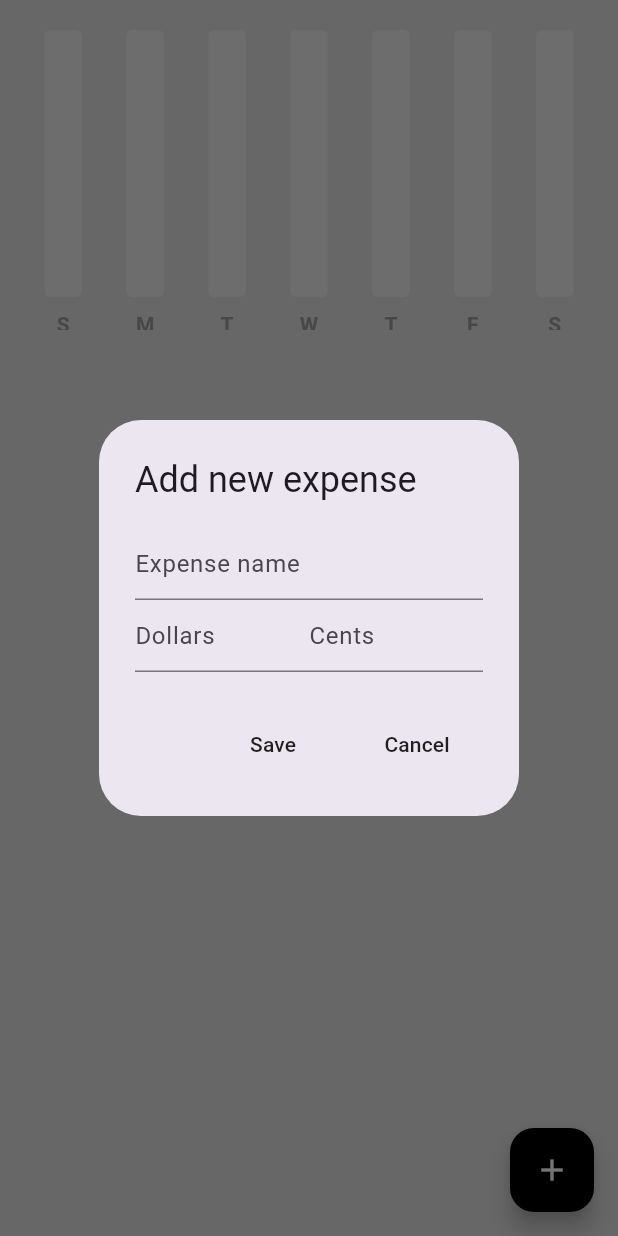
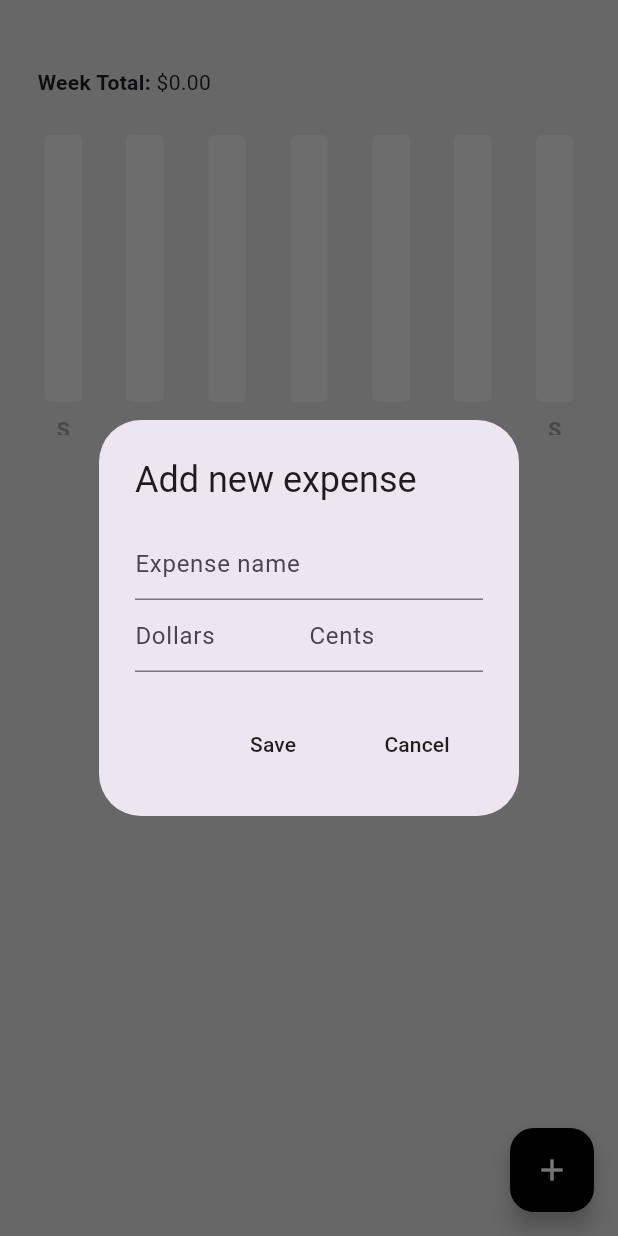
Before and after one commit to iabouti/lunar_ledger, a Flutter app: the screen it shows after launch, after a tap on the "add" icon, on a phone screen of 412 x 824 dp. Run offline on Flutter 3.47's test engine with Material 3 defaults, Android fonts, the light colour scheme and no system bars; drawn by our look-alikes of fl_chart; our stand-ins replace flutter_slidable, hive, hive_flutter; accounts and stored records are empty.

Commit message:
Final Touches

```diff
--- a/lib/components/expense_summary.dart
+++ b/lib/components/expense_summary.dart
@@ -10,6 +10,67 @@ class ExpenseSummary extends StatelessWidget {
     super.key,
     required this.startOfWeek,
   });
+
+  // calculate max amount in bar graph
+  double calculateMax(
+    ExpenseData value,
+    String sunday,
+    String monday,
+    String tuesday,
+    String wednesday,
+    String thursday,
+    String friday,
+    String saturday,
+  ) {
+    double? max = 100;
+
+    List<double> values = [
+      value.calculateDailyExpenseSummary()[sunday] ?? 0,
+      value.calculateDailyExpenseSummary()[monday] ?? 0,
+      value.calculateDailyExpenseSummary()[tuesday] ?? 0,
+      value.calculateDailyExpenseSummary()[wednesday] ?? 0,
+      value.calculateDailyExpenseSummary()[thursday] ?? 0,
+      value.calculateDailyExpenseSummary()[friday] ?? 0,
+      value.calculateDailyExpenseSummary()[saturday] ?? 0,
+    ];
+
+    // sort from smallest to largest
+    values.sort();
+    // get largest amount(at the end of the sorted list)
+    // and increase the cap slightly so the graph almost
+    // looks full.
+    max = values.last * 1.1;
+
+    return max == 0 ? 100 : max;
+  }
+
+  // calculate the week total
+  String calculateWeekTotal(
+    ExpenseData value,
+    String sunday,
+    String monday,
+    String tuesday,
+    String wednesday,
+    String thursday,
+    String friday,
+    String saturday,
+  ) {
+    List<double> values = [
+      value.calculateDailyExpenseSummary()[sunday] ?? 0,
+      value.calculateDailyExpenseSummary()[monday] ?? 0,
+      value.calculateDailyExpenseSummary()[tuesday] ?? 0,
+      value.calculateDailyExpenseSummary()[wednesday] ?? 0,
+      value.calculateDailyExpenseSummary()[thursday] ?? 0,
+      value.calculateDailyExpenseSummary()[friday] ?? 0,
+      value.calculateDailyExpenseSummary()[saturday] ?? 0,
+    ];
+
+    double total = 0;
+    for (int i = 0; i < values.length; i++) {
+      total += values[i];
+    }
+    return total.toStringAsFixed(2);
+  }
 
   @override
   Widget build(BuildContext context) {
@@ -30,10 +91,29 @@ class ExpenseSummary extends StatelessWidget {
         convertDateTimeToString(startOfWeek.add(const Duration(days: 6)));
 
     return Consumer<ExpenseData>(
-      builder: (context, value, child) => SizedBox(
+      builder: (context, value, child) => Column(
+        children: [
+          // week total
+          Padding(
+            padding: const EdgeInsets.all(25.0),
+            child: Row(
+              children: [
+                const Text(
+                  'Week Total: ',
+                  style: TextStyle(fontWeight: FontWeight.bold),
+                ),
+                Text(
+                    '\$${calculateWeekTotal(value, sunday, monday, tuesday, wednesday, thursday, friday, saturday)}'),
+              ],
+            ),
+          ),
+
+          // bar graph
+          SizedBox(
             height: 200,
             child: MyBarGraph(
-          maxY: 100,
+              maxY: calculateMax(value, sunday, monday, tuesday, wednesday,
+                  thursday, friday, saturday),
               sunAmount: value.calculateDailyExpenseSummary()[sunday] ?? 0,
               monAmount: value.calculateDailyExpenseSummary()[monday] ?? 0,
               tueAmount: value.calculateDailyExpenseSummary()[tuesday] ?? 0,
@@ -43,6 +123,8 @@ class ExpenseSummary extends StatelessWidget {
               satAmount: value.calculateDailyExpenseSummary()[saturday] ?? 0,
             ),
           ),
+        ],
+      ),
     );
   }
 }
--- a/lib/data/expense_data.dart
+++ b/lib/data/expense_data.dart
@@ -1,4 +1,5 @@
 import 'package:flutter/material.dart';
+import 'package:lunar_ledger/data/hive_database.dart';
 import 'package:lunar_ledger/models/expense_item.dart';
 import 'package:lunar_ledger/datetime/date_time_helper.dart';
 
@@ -12,9 +13,12 @@ class ExpenseData extends ChangeNotifier {
   }
 
   // prepare data to display
+  final db = HiveDataBase();
   void prepareData() {
     // if there exists data, get it
-    if
+    if (db.readData().isNotEmpty) {
+      overallExpenseList = db.readData();
+    }
   }
 
   // add new expense
@@ -22,6 +26,7 @@ class ExpenseData extends ChangeNotifier {
     overallExpenseList.add(newExpense);
 
     notifyListeners();
+    db.saveData(overallExpenseList);
   }
 
   // delete expense
@@ -29,6 +34,7 @@ class ExpenseData extends ChangeNotifier {
     overallExpenseList.remove(expense);
 
     notifyListeners();
+    db.saveData(overallExpenseList);
   }
 
   String getDayName(DateTime dateTime) {
--- a/pubspec.yaml
+++ b/pubspec.yaml
@@ -45,6 +45,7 @@ dependencies:
   hive_flutter: ^1.1.0
   hive_generator: ^2.0.1
   build_runner: ^2.1.1
+  flutter_slidable: ^3.1.0
 
 dev_dependencies:
   flutter_test:
```
Also changed, not shown: lib/components/expense_tile.dart (+31 -6 lines), lib/pages/home_page.dart (+14 -1 lines), pubspec.lock. Lines whose indentation alone changed are shown as unchanged.
